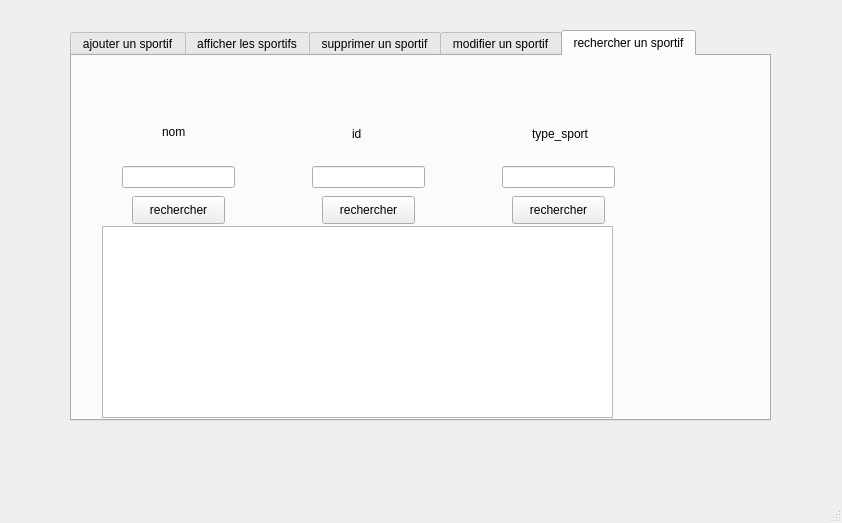
Before: the Qt Designer form mainwindow.ui in dhiaeddine12/olympic_games_2A20, drawn with Qt 5.
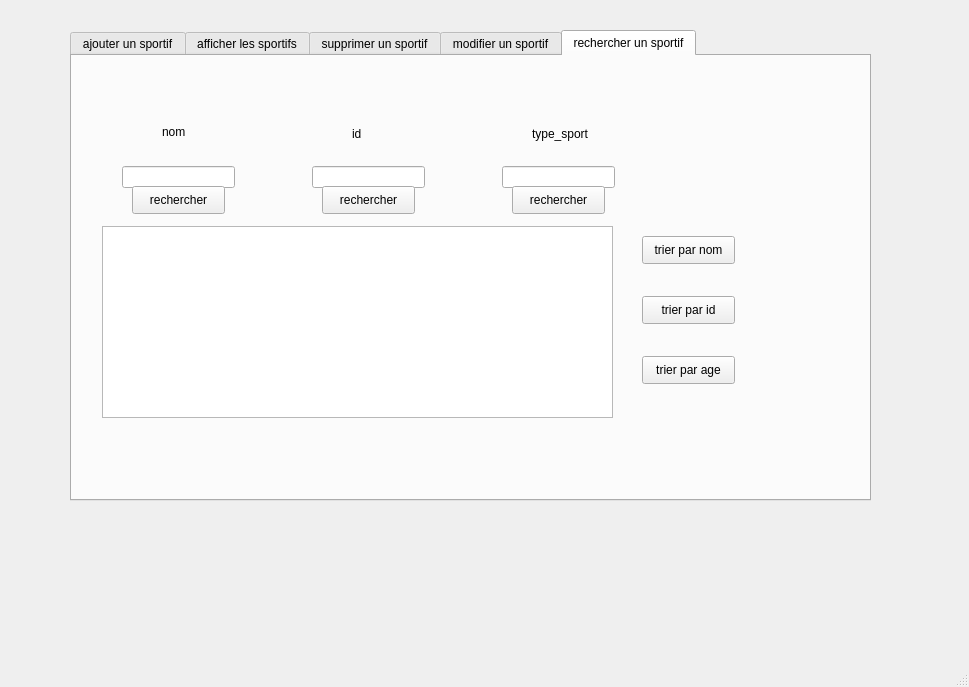
After: the same form once the commit is applied. The open tabs and pages were chosen to show the change. Icons and pictures are not drawn.

Diff of the .ui file:
```diff
--- a/mainwindow.ui
+++ b/mainwindow.ui
@@ -6,8 +6,8 @@
    <rect>
     <x>0</x>
     <y>0</y>
-    <width>842</width>
-    <height>523</height>
+    <width>969</width>
+    <height>687</height>
    </rect>
   </property>
   <property name="windowTitle">
@@ -19,8 +19,8 @@
      <rect>
       <x>70</x>
       <y>30</y>
-      <width>701</width>
-      <height>391</height>
+      <width>801</width>
+      <height>471</height>
      </rect>
     </property>
     <property name="currentIndex">
@@ -517,7 +517,7 @@
       <property name="geometry">
        <rect>
         <x>60</x>
-        <y>140</y>
+        <y>130</y>
         <width>93</width>
         <height>28</height>
        </rect>
@@ -530,7 +530,7 @@
       <property name="geometry">
        <rect>
         <x>250</x>
-        <y>140</y>
+        <y>130</y>
         <width>93</width>
         <height>28</height>
        </rect>
@@ -543,7 +543,7 @@
       <property name="geometry">
        <rect>
         <x>440</x>
-        <y>140</y>
+        <y>130</y>
         <width>93</width>
         <height>28</height>
        </rect>
@@ -552,6 +552,45 @@
        <string>rechercher</string>
       </property>
      </widget>
+     <widget class="QPushButton" name="pb_trier_n">
+      <property name="geometry">
+       <rect>
+        <x>570</x>
+        <y>180</y>
+        <width>93</width>
+        <height>28</height>
+       </rect>
+      </property>
+      <property name="text">
+       <string>trier par nom</string>
+      </property>
+     </widget>
+     <widget class="QPushButton" name="pb_trier_i">
+      <property name="geometry">
+       <rect>
+        <x>570</x>
+        <y>240</y>
+        <width>93</width>
+        <height>28</height>
+       </rect>
+      </property>
+      <property name="text">
+       <string>trier par id</string>
+      </property>
+     </widget>
+     <widget class="QPushButton" name="pb_trier_a">
+      <property name="geometry">
+       <rect>
+        <x>570</x>
+        <y>300</y>
+        <width>93</width>
+        <height>28</height>
+       </rect>
+      </property>
+      <property name="text">
+       <string>trier par age</string>
+      </property>
+     </widget>
     </widget>
    </widget>
   </widget>
```
Left out of the diff: 24 changed lines with no effect on the pictures.
